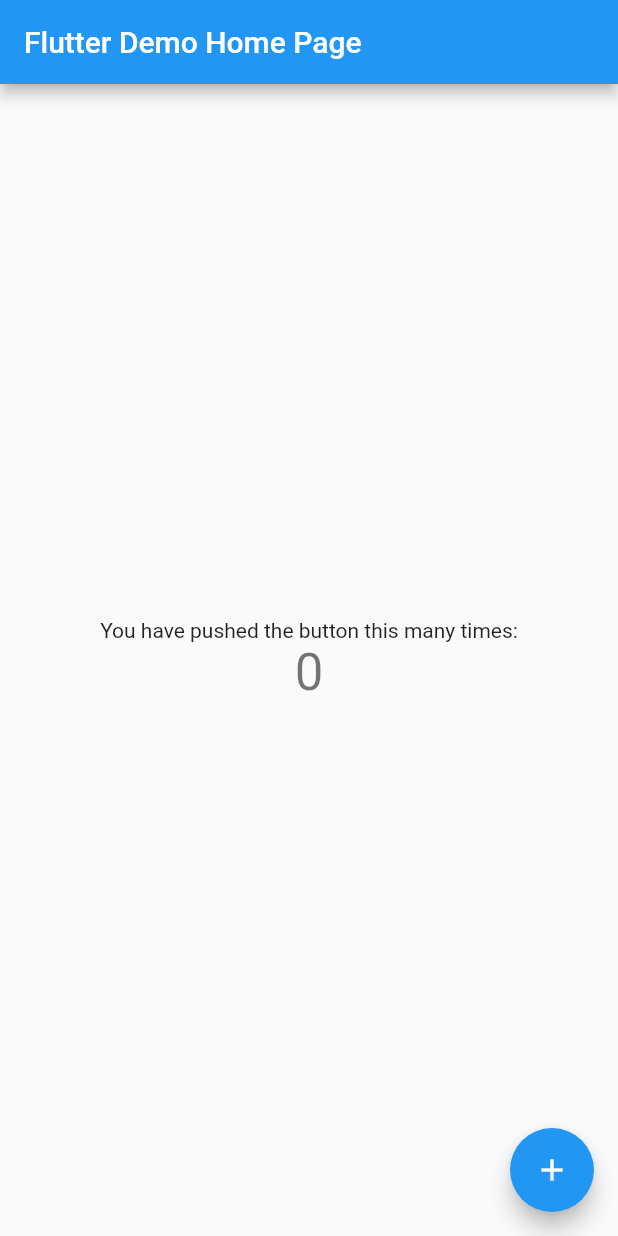
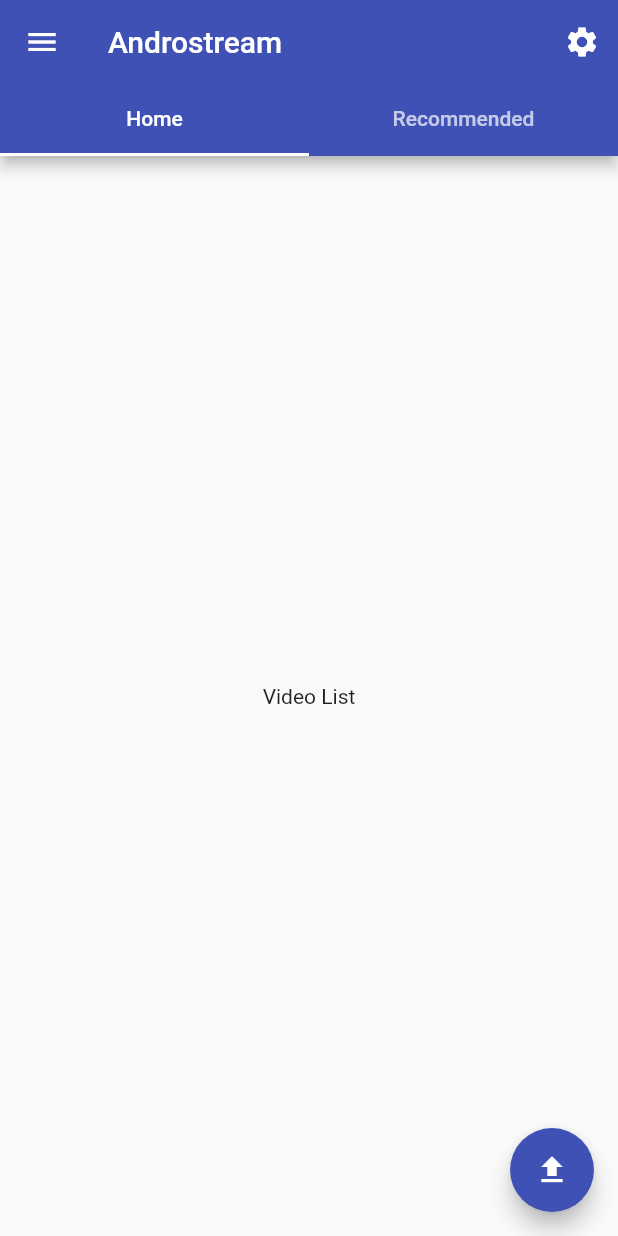
Before and after one commit to toy0407/androstream-frontend, a Flutter app: the screen it shows after launch, on a phone screen of 412 x 824 dp. Run offline on Flutter 3.47's test engine with Material 2 defaults, Android fonts, the phone set to English and light mode, and no system bars.

Commit message:
Added folder architecture

```diff
--- a/lib/main.dart
+++ b/lib/main.dart
@@ -1,3 +1,4 @@
+import 'package:androstream/presentation/screens/homePage.dart';
 import 'package:flutter/material.dart';
 
 void main() {
@@ -11,105 +12,11 @@
   @override
   Widget build(BuildContext context) {
     return MaterialApp(
-      title: 'Flutter Demo',
+      title: 'Androstream',
       theme: ThemeData(
-        // This is the theme of your application.
-        //
-        // Try running your application with "flutter run". You'll see the
-        // application has a blue toolbar. Then, without quitting the app, try
-        // changing the primarySwatch below to Colors.green and then invoke
-        // "hot reload" (press "r" in the console where you ran "flutter run",
-        // or simply save your changes to "hot reload" in a Flutter IDE).
-        // Notice that the counter didn't reset back to zero; the application
-        // is not restarted.
-        primarySwatch: Colors.blue,
+        primarySwatch: Colors.indigo,
       ),
-      home: const MyHomePage(title: 'Flutter Demo Home Page'),
+      home: const HomePage(),
     );
   }
 }
-
-class MyHomePage extends StatefulWidget {
-  const MyHomePage({super.key, required this.title});
-
-  // This widget is the home page of your application. It is stateful, meaning
-  // that it has a State object (defined below) that contains fields that affect
-  // how it looks.
-
-  // This class is the configuration for the state. It holds the values (in this
-  // case the title) provided by the parent (in this case the App widget) and
-  // used by the build method of the State. Fields in a Widget subclass are
-  // always marked "final".
-
-  final String title;
-
-  @override
-  State<MyHomePage> createState() => _MyHomePageState();
-}
-
-class _MyHomePageState extends State<MyHomePage> {
-  int _counter = 0;
-
-  void _incrementCounter() {
-    setState(() {
-      // This call to setState tells the Flutter framework that something has
-      // changed in this State, which causes it to rerun the build method below
-      // so that the display can reflect the updated values. If we changed
-      // _counter without calling setState(), then the build method would not be
-      // called again, and so nothing would appear to happen.
-      _counter++;
-    });
-  }
-
-  @override
-  Widget build(BuildContext context) {
-    // This method is rerun every time setState is called, for instance as done
-    // by the _incrementCounter method above.
-    //
-    // The Flutter framework has been optimized to make rerunning build methods
-    // fast, so that you can just rebuild anything that needs updating rather
-    // than having to individually change instances of widgets.
-    return Scaffold(
-      appBar: AppBar(
-        // Here we take the value from the MyHomePage object that was created by
-        // the App.build method, and use it to set our appbar title.
-        title: Text(widget.title),
-      ),
-      body: Center(
-        // Center is a layout widget. It takes a single child and positions it
-        // in the middle of the parent.
-        child: Column(
-          // Column is also a layout widget. It takes a list of children and
-          // arranges them vertically. By default, it sizes itself to fit its
-          // children horizontally, and tries to be as tall as its parent.
-          //
-          // Invoke "debug painting" (press "p" in the console, choose the
-          // "Toggle Debug Paint" action from the Flutter Inspector in Android
-          // Studio, or the "Toggle Debug Paint" command in Visual Studio Code)
-          // to see the wireframe for each widget.
-          //
-          // Column has various properties to control how it sizes itself and
-          // how it positions its children. Here we use mainAxisAlignment to
-          // center the children vertically; the main axis here is the vertical
-          // axis because Columns are vertical (the cross axis would be
-          // horizontal).
-          mainAxisAlignment: MainAxisAlignment.center,
-          children: <Widget>[
-            const Text(
-              'You have pushed the button this many times:',
-            ),
-            Text(
-              '$_counter',
-              style: Theme.of(context).textTheme.headline4,
-            ),
-          ],
-        ),
-      ),
-      floatingActionButton: FloatingActionButton(
-        onPressed: _incrementCounter,
-        tooltip: 'Increment',
-        child: const Icon(Icons.add),
-      ), // This trailing comma makes auto-formatting nicer for build methods.
-    );
-  }
-}
--- /dev/null
+++ b/lib/presentation/screens/homePage.dart
@@ -0,0 +1,71 @@
+import 'package:flutter/material.dart';
+
+class HomePage extends StatefulWidget {
+  const HomePage({super.key});
+
+  @override
+  State<HomePage> createState() => _HomePageState();
+}
+
+class _HomePageState extends State<HomePage> with TickerProviderStateMixin {
+  List<Widget> pageViewList = [];
+  List<Tab> tabBarbuttonList = [];
+  late TabController _tabController;
+
+  @override
+  void initState() {
+    super.initState();
+    pageViewList.add(videoList());
+    pageViewList.add(recommendedList());
+    tabBarbuttonList.add(tabButton('Home'));
+    tabBarbuttonList.add(tabButton('Recommended'));
+    _tabController = TabController(length: pageViewList.length, vsync: this);
+  }
+
+  @override
+  Widget build(BuildContext context) {
+    return Scaffold(
+      appBar: AppBar(
+        title: const Text('Androstream'),
+        leading: Builder(
+          builder: (context) {
+            return IconButton(
+                onPressed: () {
+                  Scaffold.of(context).openDrawer();
+                },
+                icon: Icon(Icons.menu));
+          },
+        ),
+        actions: [IconButton(onPressed: () {}, icon: Icon(Icons.settings))],
+        bottom: TabBar(controller: _tabController, tabs: tabBarbuttonList),
+      ),
+      drawer: Drawer(),
+      body: Column(children: [
+        Expanded(
+          child: TabBarView(
+            controller: _tabController,
+            children: pageViewList,
+          ),
+        ),
+      ]),
+      floatingActionButton: FloatingActionButton(
+        child: const Icon(Icons.upload),
+        onPressed: () {},
+      ),
+    );
+  }
+
+  Widget videoList() {
+    return const Center(child: Text('Video List'));
+  }
+
+  Widget recommendedList() {
+    return const Center(child: Text('Recommended List'));
+  }
+
+  Tab tabButton(String name) {
+    return Tab(
+      text: name,
+    );
+  }
+}
```
Also changed, not shown: lib/data/models/video_model.dart (added, +17 -0 lines), lib/presentation/screens/settingsPage.dart (added, +15 -0 lines).
